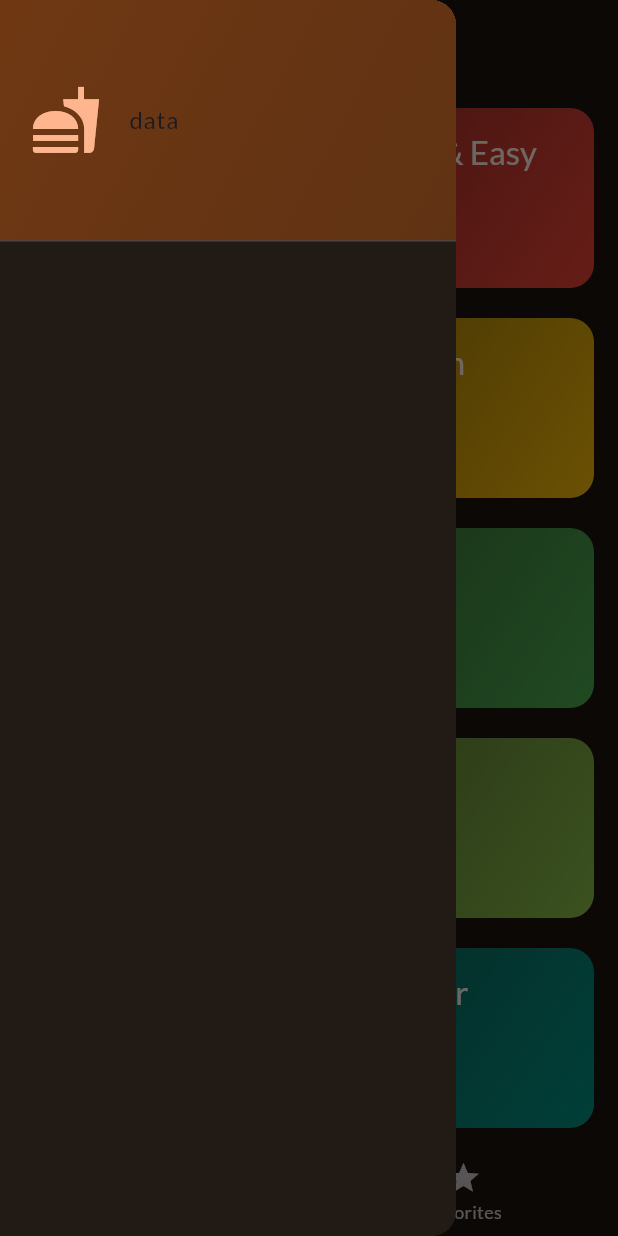
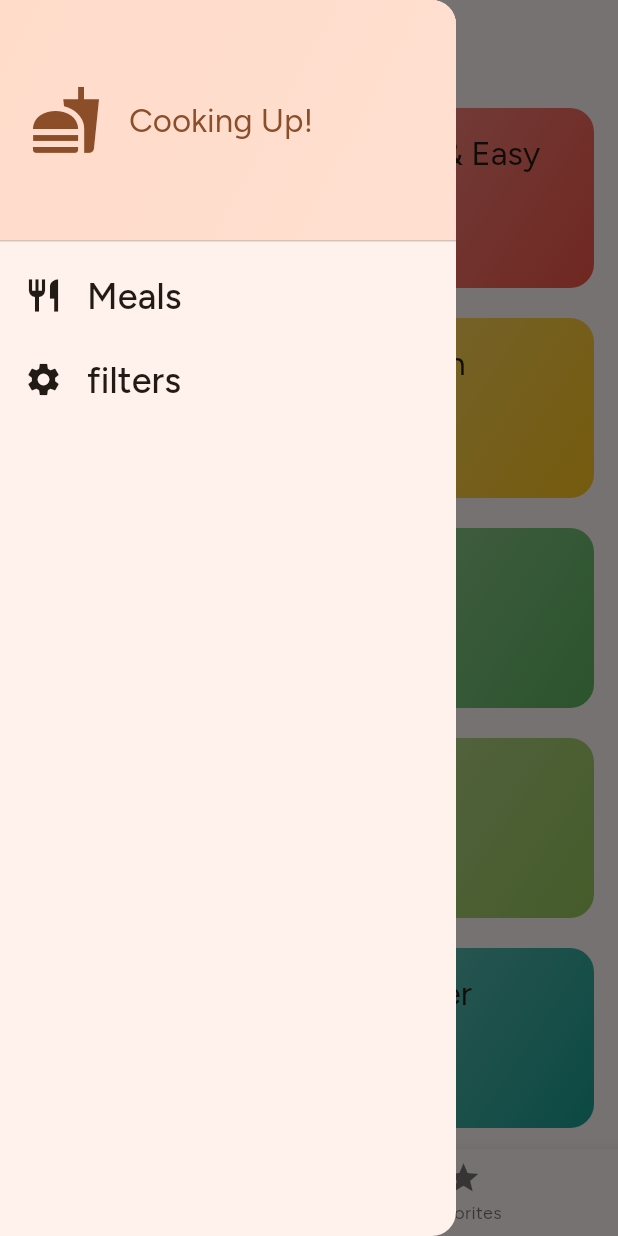
Before and after one commit to Joseph78888/Meals-App, a Flutter app: the screen it shows after launch, with the side drawer open, on a phone screen of 412 x 824 dp. Run offline on Flutter 3.47's test engine with Material 3 defaults, Android fonts, the phone set to English and light mode, and no system bars; our stand-ins replace google_fonts, transparent_image.

Commit message:
adding meals filters

```diff
--- a/lib/main.dart
+++ b/lib/main.dart
@@ -5,10 +5,10 @@ import 'package:meals/presentaion/screens/tabs.dart';
 
 final theme = ThemeData(
   colorScheme: ColorScheme.fromSeed(
-    brightness: Brightness.dark,
+    brightness: Brightness.light,
     seedColor: const Color.fromARGB(255, 131, 57, 0),
   ),
-  textTheme: GoogleFonts.latoTextTheme(),
+  textTheme: GoogleFonts.figtreeTextTheme(),
 );
 
 void main() {
--- a/lib/presentaion/screens/tabs.dart
+++ b/lib/presentaion/screens/tabs.dart
@@ -2,6 +2,7 @@ import 'package:flutter/material.dart';
 
 import 'package:meals/models/meal.dart';
 import 'package:meals/presentaion/screens/categories.dart';
+import 'package:meals/presentaion/screens/filters.dart';
 import 'package:meals/presentaion/screens/meals.dart';
 import 'package:meals/presentaion/widgets/main_drawer.dart';
 
@@ -33,12 +34,12 @@ class _TabsScreenState extends State<TabsScreen> {
       setState(() {
         _favoriteMeals.remove(meal);
       });
-      _showSnackBar('Meal deleted from favorites');
+      _showSnackBar('Meal Deleted From Favorites');
     } else {
       setState(() {
         _favoriteMeals.add(meal);
       });
-      _showSnackBar('Meal added to favorites');
+      _showSnackBar('Meal Added To Favorites');
     }
   }
 
@@ -47,6 +48,16 @@ class _TabsScreenState extends State<TabsScreen> {
     setState(() {
       _selectedPageIndex = index;
     });
+  }
+
+  void _setScreenForListTile(String identefier) {
+    Navigator.of(context).pop(); // close drawer
+
+    if (identefier == 'filters') {
+      Navigator.of(
+        context,
+      ).push(MaterialPageRoute(builder: (context) => FiltersScreen()));
+    }
   }
 
   @override
@@ -58,27 +69,30 @@ class _TabsScreenState extends State<TabsScreen> {
 
     var activePageTitle = 'Categories'; // hold activePageTitle
 
-    /// switch to MealsScreen when Favorites buttom pressed in the BottomNavigationBar.
+    /// switch to filtered MealsScreen based on favourites when Favorites buttom pressed in the BottomNavigationBar.
     if (_selectedPageIndex == 1) {
       activePage = MealsScreen(
-        meals: _favoriteMeals,
+        meals: _favoriteMeals, // filtered MealsScreen based on favourites
         onToggleFavorite: _toggleMealFavoriteStatus,
       );
-      activePageTitle = 'Your Favorites';
+      activePageTitle = 'Your Favorites'; // appBar title
     }
 
     return Scaffold(
       appBar: AppBar(title: Text(activePageTitle)),
-      drawer: MainDrawer(),
+      drawer: MainDrawer(onSelectMeals: _setScreenForListTile),
       body: activePage, // current active page
       bottomNavigationBar: BottomNavigationBar(
         currentIndex: _selectedPageIndex,
         onTap: _selectPage,
         items: const [
+          // for Categories buttom
           BottomNavigationBarItem(
             icon: Icon(Icons.set_meal),
             label: 'Categories',
           ),
+
+          // for Favorites buttom
           BottomNavigationBarItem(icon: Icon(Icons.star), label: 'Favorites'),
         ],
       ),
--- a/lib/presentaion/widgets/main_drawer.dart
+++ b/lib/presentaion/widgets/main_drawer.dart
@@ -1,7 +1,9 @@
 import 'package:flutter/material.dart';
 
 class MainDrawer extends StatelessWidget {
-  const MainDrawer({super.key});
+  const MainDrawer({super.key, required this.onSelectMeals});
+
+  final void Function(String identefier) onSelectMeals; // handel navigation for listTiles
 
   @override
   Widget build(BuildContext context) {
@@ -10,6 +12,7 @@ class MainDrawer extends StatelessWidget {
         children: [
           DrawerHeader(
             padding: EdgeInsetsGeometry.all(20),
+
             decoration: BoxDecoration(
               gradient: LinearGradient(
                 colors: [
@@ -22,6 +25,7 @@ class MainDrawer extends StatelessWidget {
                 end: Alignment.bottomRight,
               ),
             ),
+
             child: Row(
               children: [
                 Icon(
@@ -29,9 +33,53 @@ class MainDrawer extends StatelessWidget {
                   size: 48,
                   color: Theme.of(context).colorScheme.primary,
                 ),
-                const SizedBox(width: 18,),
-                Text('data'),
+
+                const SizedBox(width: 18),
+                Text(
+                  'Cooking Up!',
+                  style: Theme.of(context).textTheme.titleLarge!.copyWith(
+                    color: Theme.of(context).colorScheme.primary,
+                  ),
+                ),
               ],
+            ),
+          ),
+
+          ListTile(
+            onTap: () {
+              onSelectMeals('meals');
+            },
+            leading: Icon(
+              Icons.restaurant,
+              size: 26,
+              color: Theme.of(context).colorScheme.onBackground,
+            ),
+
+            title: Text(
+              'Meals',
+              style: Theme.of(context).textTheme.titleSmall!.copyWith(
+                color: Theme.of(context).colorScheme.onBackground,
+                fontSize: 24,
+              ),
+            ),
+          ),
+
+          ListTile(
+            onTap: () {
+              onSelectMeals('filters');
+            },
+            leading: Icon(
+              Icons.settings,
+              size: 26,
+              color: Theme.of(context).colorScheme.onBackground,
+            ),
+
+            title: Text(
+              'filters',
+              style: Theme.of(context).textTheme.titleSmall!.copyWith(
+                color: Theme.of(context).colorScheme.onBackground,
+                fontSize: 24,
+              ),
             ),
           ),
         ],
```
Also changed, not shown: lib/presentaion/screens/filters.dart (added, +19 -0 lines), lib/presentaion/widgets/fliters_list.dart (added, +126 -0 lines).
